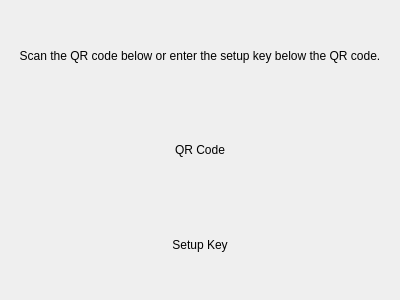
Qt form designs/xml/2fa_window.ui (daniel-deru/WorkMate-3.0) before a commit.
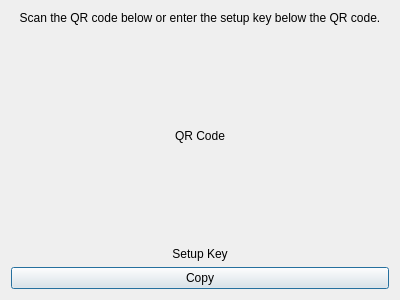
The same form after that commit.

```diff
--- a/designs/xml/2fa_window.ui
+++ b/designs/xml/2fa_window.ui
@@ -26,6 +26,12 @@
    </item>
    <item>
     <widget class="QLabel" name="lbl_qrcode">
+     <property name="sizePolicy">
+      <sizepolicy hsizetype="Preferred" vsizetype="Expanding">
+       <horstretch>0</horstretch>
+       <verstretch>0</verstretch>
+      </sizepolicy>
+     </property>
      <property name="text">
       <string>QR Code</string>
      </property>
@@ -44,6 +50,17 @@
      </property>
     </widget>
    </item>
+   <item>
+    <layout class="QHBoxLayout" name="horizontalLayout">
+     <item>
+      <widget class="QPushButton" name="btn_copy">
+       <property name="text">
+        <string>Copy</string>
+       </property>
+      </widget>
+     </item>
+    </layout>
+   </item>
   </layout>
  </widget>
  <resources/>
```
